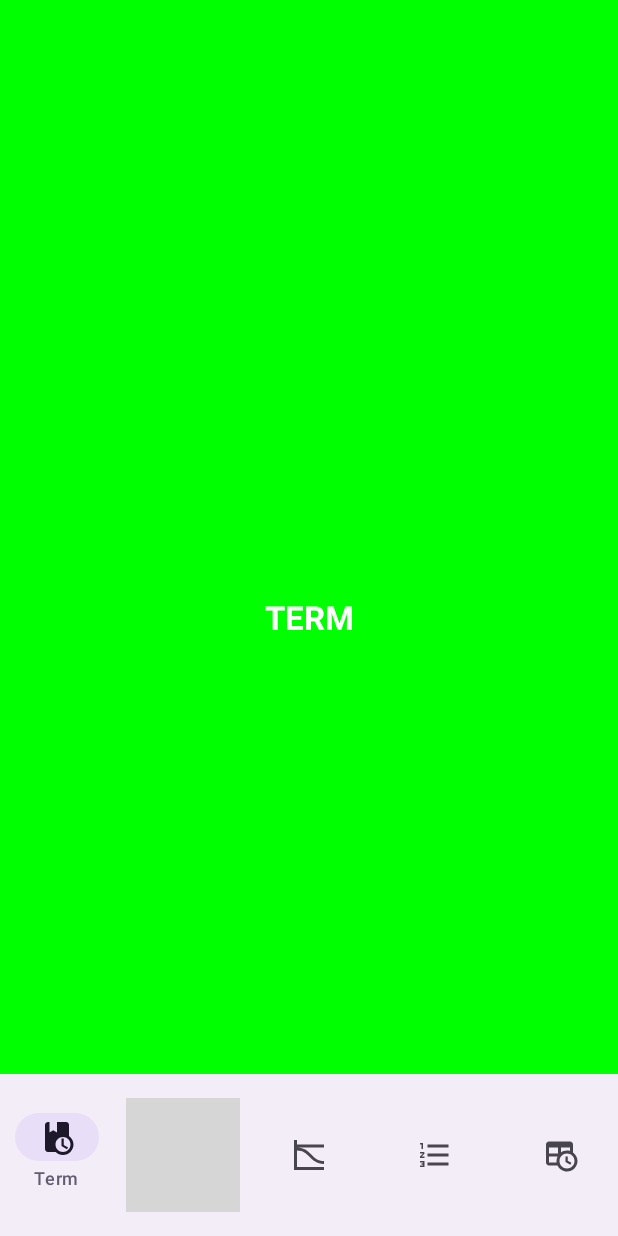
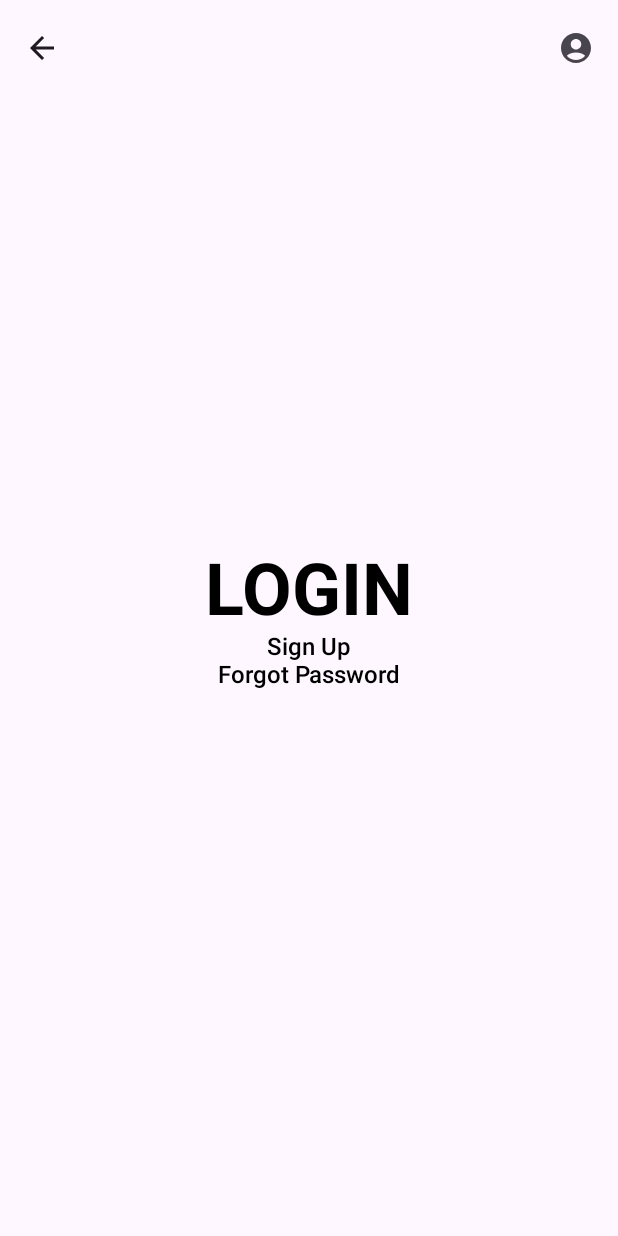
Before and after one commit to Programacion-NCapas-01-23/proyecto-final-grupo-de-trabajo-5-sec-02, an Android app built with Jetpack Compose: the @Preview function MainScreenPreview, on a phone screen of 412 x 824 dp. Run offline under Robolectric (Android 15) with nearby library versions, the phone set to English and light mode, and no system bars; grey boxes are pictures that could not be loaded.

Commit message:
unfinished navigation :1:

```diff
--- /dev/null
+++ b/Client/App/app/src/main/java/com/code_of_duty/u_tracker/ui/components/BottomBar.kt
@@ -0,0 +1,90 @@
+package com.code_of_duty.u_tracker.ui.components
+
+import androidx.compose.foundation.layout.Column
+import androidx.compose.foundation.layout.RowScope
+import androidx.compose.foundation.layout.fillMaxSize
+import androidx.compose.material3.Icon
+import androidx.compose.material3.NavigationBar
+import androidx.compose.material3.NavigationBarItem
+import androidx.compose.material3.Text
+import androidx.compose.runtime.Composable
+import androidx.compose.runtime.getValue
+import androidx.compose.ui.Modifier
+import androidx.compose.ui.res.painterResource
+import androidx.compose.ui.text.TextStyle
+import androidx.compose.ui.tooling.preview.Preview
+import androidx.navigation.NavDestination
+import androidx.navigation.NavDestination.Companion.hierarchy
+import androidx.navigation.NavGraph.Companion.findStartDestination
+import androidx.navigation.NavHostController
+import androidx.navigation.compose.currentBackStackEntryAsState
+import androidx.navigation.compose.rememberNavController
+import com.code_of_duty.u_tracker.ui.models.NavItems
+import com.code_of_duty.u_tracker.ui.theme.Typography
+
+@Composable
+fun BottomBar(navController: NavHostController) {
+    val screens = listOf (
+        NavItems.Pensum,
+        NavItems.Assesment,
+        NavItems.Term,
+        NavItems.CUM,
+        NavItems.Schedule,
+    )
+
+    val navBackStackEntry by navController.currentBackStackEntryAsState()
+    val currentDestination = navBackStackEntry?.destination
+
+    val bottomBarDestination = screens.any {it.route == currentDestination?.route} || currentDestination?.route == NavItems.Profile.route
+    if (bottomBarDestination) {
+        NavigationBar() {
+            screens.forEach { screen ->
+                AddItem(
+                    screen = screen,
+                    currentDestination = currentDestination,
+                    navController = navController)
+            }
+        }
+    }
+
+}
+
+@Composable
+fun RowScope.AddItem(
+    screen: NavItems,
+    currentDestination: NavDestination?,
+    navController: NavHostController
+) {
+    NavigationBarItem(
+        label = {
+            Text(
+                text = screen.name,
+                style = TextStyle(fontSize = Typography.labelSmall.fontSize)
+            )
+        },
+        icon = {
+            Icon(
+                painter = painterResource(id = screen.icon),
+                contentDescription = "Navigation Icon"
+            )
+        },
+        selected = currentDestination?.hierarchy?.any {
+            it.route == screen.route
+        } == true,
+        onClick = {
+            navController.navigate(screen.route){
+                popUpTo(navController.graph.findStartDestination().id)
+                launchSingleTop = true
+            }
+        },
+        alwaysShowLabel = false,
+    )
+}
+
+@Preview(showBackground = true)
+@Composable
+fun BottomBarPreview() {
+    Column(modifier = Modifier.fillMaxSize()) {
+        BottomBar(navController = rememberNavController())
+    }
+}
--- /dev/null
+++ b/Client/App/app/src/main/java/com/code_of_duty/u_tracker/ui/components/TopAppBar.kt
@@ -0,0 +1,124 @@
+package com.code_of_duty.u_tracker.ui.components
+
+import androidx.compose.foundation.layout.Spacer
+import androidx.compose.foundation.layout.width
+import androidx.compose.material.DropdownMenu
+import androidx.compose.material.DropdownMenuItem
+import androidx.compose.material.icons.Icons
+import androidx.navigation.compose.currentBackStackEntryAsState
+import androidx.compose.material.icons.filled.AccountCircle
+import androidx.compose.material.icons.filled.ArrowBack
+import androidx.compose.material.icons.filled.Menu
+import androidx.compose.material3.CenterAlignedTopAppBar
+import androidx.compose.material3.ExperimentalMaterial3Api
+import androidx.compose.material3.Icon
+import androidx.compose.material3.IconButton
+import androidx.compose.material3.IconToggleButton
+import androidx.compose.material3.MaterialTheme
+import androidx.compose.material3.Text
+import androidx.compose.material3.TopAppBarScrollBehavior
+import androidx.compose.runtime.Composable
+import androidx.compose.runtime.getValue
+import androidx.compose.runtime.mutableStateOf
+import androidx.compose.runtime.remember
+import androidx.compose.runtime.setValue
+import androidx.compose.ui.Modifier
+import androidx.compose.ui.res.painterResource
+import androidx.compose.ui.text.TextStyle
+import androidx.compose.ui.unit.dp
+import androidx.navigation.NavController
+import androidx.navigation.NavDestination
+import androidx.navigation.NavDestination.Companion.hierarchy
+import androidx.navigation.NavGraph.Companion.findStartDestination
+import androidx.navigation.NavHostController
+import androidx.navigation.NavOptionsBuilder
+import com.code_of_duty.u_tracker.R
+import com.code_of_duty.u_tracker.ui.graphs.Graph
+import com.code_of_duty.u_tracker.ui.models.NavItems
+import com.code_of_duty.u_tracker.ui.theme.Typography
+
+@OptIn(ExperimentalMaterial3Api::class)
+@Composable
+fun TopAppBar(navController: NavController, scrollBehavior: TopAppBarScrollBehavior) {
+
+    val currentBackStackEntry by navController.currentBackStackEntryAsState()
+    val currentDestination = currentBackStackEntry?.destination
+    val title = getTitleFromRoute(currentDestination?.route)
+    var showMenu by remember {
+        mutableStateOf(false)
+    }
+    CenterAlignedTopAppBar(
+        title = { Text(text = title,) },
+        navigationIcon = {
+            if(isInHomeNavGraph(currentDestination)){
+                IconButton(onClick = { showMenu = !showMenu }) {
+                    Icon(Icons.Filled.Menu, contentDescription = "Menu")
+                }
+              DropDownMenu(showMenu, {showMenu = false},navController = navController)
+
+            } else IconButton(onClick = { navController.popBackStack() }){Icon(Icons.Filled.ArrowBack, contentDescription = "Back")}
+        },
+        actions = {
+            var checked by remember { mutableStateOf(false) }
+//            IconToggleButton(checked = checked, onCheckedChange = { checked = it }) {
+//                if (checked) {
+//                    Icon(
+//                        painter = painterResource(id = NavItems.Profile.icon ),
+//                        contentDescription = "User Profile Selected"
+//                    )
+//                } else {
+//                    Icon(
+//                        painter = painterResource(id = R.drawable.outline_account_circle),
+//                        contentDescription = "User Profile"
+//                    )
+//                }
+//            }
+            IconButton(onClick = {
+                navController.navigate(NavItems.Profile.route){
+                popUpTo(navController.graph.findStartDestination().id)
+                launchSingleTop = true
+                }
+            }) {
+                Icon(
+                    painter = painterResource(id = NavItems.Profile.icon),
+                    contentDescription = "User Profile"
+                )
+            }
+        },
+//        colors = TopAppBarDefaults.centerAlignedTopAppBarColors(
+//            containerColor = MaterialTheme.colorScheme.surfaceColorAtElevation(3.dp)
+//        ),
+        scrollBehavior = scrollBehavior
+    )
+}
+
+private fun getTitleFromRoute(route: String?): String {
+
+    val screens = listOf (
+        NavItems.Pensum,
+        NavItems.Assesment,
+        NavItems.Term,
+        NavItems.CUM,
+        NavItems.Schedule,
+        NavItems.Profile
+    )
+
+    val matchingScreen = screens.find { it.route == route }
+    return matchingScreen?.name ?: ""
+}
+
+private fun isInHomeNavGraph(destination: NavDestination?): Boolean {
+    val screens = listOf (
+        NavItems.Pensum,
+        NavItems.Assesment,
+        NavItems.Term,
+        NavItems.CUM,
+        NavItems.Schedule,
+        NavItems.Profile
+
+    )
+
+    return destination?.hierarchy?.any { screen ->
+        screens.any { it.route == screen.route }
+    } == true
+}
--- a/Client/App/app/src/main/java/com/code_of_duty/u_tracker/ui/graphs/AuthNavGraph.kt
+++ b/Client/App/app/src/main/java/com/code_of_duty/u_tracker/ui/graphs/AuthNavGraph.kt
@@ -1,10 +1,10 @@
 package com.code_of_duty.u_tracker.ui.graphs
 
-import androidx.navigation.NavController
 import androidx.navigation.NavGraphBuilder
 import androidx.navigation.NavHostController
 import androidx.navigation.compose.composable
 import androidx.navigation.navigation
+import com.code_of_duty.u_tracker.ui.models.NavItems
 import com.code_of_duty.u_tracker.ui.screens.login.LoginContent
 import com.code_of_duty.u_tracker.ui.screens.ScreenContent
 
@@ -13,10 +13,10 @@ fun NavGraphBuilder.authNavGraph(navController: NavHostController) {
         route = Graph.AUTHENTICATION,
         startDestination = AuthScreen.Login.route
     ) {
+        homeNavGraph( navController = navController)
         composable(route = AuthScreen.Login.route) {
             LoginContent(
                 onClick = {
-                    navController.popBackStack()
                     navController.navigate(Graph.HOME)
                 },
                 onSignUpClick = {
--- a/Client/App/app/src/main/java/com/code_of_duty/u_tracker/ui/graphs/HomeNavGraph.kt
+++ b/Client/App/app/src/main/java/com/code_of_duty/u_tracker/ui/graphs/HomeNavGraph.kt
@@ -1,46 +1,49 @@
 package com.code_of_duty.u_tracker.ui.graphs
 
-import androidx.compose.runtime.Composable
 import androidx.navigation.NavGraphBuilder
 import androidx.navigation.NavHostController
-import androidx.navigation.compose.NavHost
 import androidx.navigation.compose.composable
 import androidx.navigation.navigation
 
-import com.code_of_duty.u_tracker.ui.models.BottomNavItems
+import com.code_of_duty.u_tracker.ui.models.NavItems
 import com.code_of_duty.u_tracker.ui.screens.ScreenContent
-import com.code_of_duty.u_tracker.ui.screens.assesment.AssesmentScreen
 import com.code_of_duty.u_tracker.ui.screens.cum.CUMScreen
 import com.code_of_duty.u_tracker.ui.screens.pensum.PensumScreen
 import com.code_of_duty.u_tracker.ui.screens.schedule.ScheduleScreen
 import com.code_of_duty.u_tracker.ui.screens.term.TermScreen
+import com.code_of_duty.u_tracker.ui.screens.profile.ProfileScreen
 
-@Composable
-fun HomeBottomNavGraph(navController: NavHostController) {
-    NavHost(
-        navController = navController,
+fun NavGraphBuilder.homeNavGraph(navController: NavHostController) {
+    navigation(
         route = Graph.HOME,
-        startDestination = BottomNavItems.Term.route
+        startDestination = NavItems.Term.route
     ) {
-        composable(route = BottomNavItems.Schedule.route){
+        composable(route = NavItems.Schedule.route){
             ScheduleScreen()
         }
-        composable(route = BottomNavItems.Assesment.route){
+        composable(route = NavItems.Assesment.route){
             ScreenContent(
-                name = BottomNavItems.Assesment.route,
+                name = NavItems.Assesment.route,
                 onClick = {
                     navController.navigate(Graph.DETAILS)
                 }
             )
         }
-        composable(route = BottomNavItems.CUM.route){
+        composable(route = NavItems.CUM.route){
             CUMScreen()
         }
-        composable(route = BottomNavItems.Term.route){
+        composable(route = NavItems.Term.route){
             TermScreen()
         }
-        composable(route = BottomNavItems.Pensum.route){
+        composable(route = NavItems.Pensum.route){
             PensumScreen()
+        }
+        composable(route = NavItems.Profile.route){
+            ProfileScreen()
+        }
+        composable(route = NavItems.Logout.route) {
+            navController.clearBackStack(Graph.AUTHENTICATION)
+            navController.navigate(Graph.AUTHENTICATION)
         }
         detailsNavGraph(navController = navController)
     }
--- a/Client/App/app/src/main/java/com/code_of_duty/u_tracker/ui/graphs/RootNavGraph.kt
+++ b/Client/App/app/src/main/java/com/code_of_duty/u_tracker/ui/graphs/RootNavGraph.kt
@@ -13,9 +13,9 @@ fun RootNavigationGraph(navController: NavHostController) {
         route = Graph.ROOT,
         startDestination = Graph.AUTHENTICATION
     ) {
-        authNavGraph(navController = navController)
+        authNavGraph(navController = navController) // Llama al authNavGraph
         composable(route = Graph.HOME) {
-            MainScreen();
+            MainScreen()
         }
     }
 }
--- a/Client/App/app/src/main/java/com/code_of_duty/u_tracker/ui/screens/main/MainScreen.kt
+++ b/Client/App/app/src/main/java/com/code_of_duty/u_tracker/ui/screens/main/MainScreen.kt
@@ -1,96 +1,32 @@
 package com.code_of_duty.u_tracker.ui.screens.main
 
 import android.annotation.SuppressLint
-import androidx.compose.foundation.layout.RowScope
 import androidx.compose.material3.ExperimentalMaterial3Api
-import androidx.compose.material3.Icon
 import androidx.compose.material3.Scaffold
-import androidx.compose.material3.Text
+import androidx.compose.material3.TopAppBarDefaults
 import androidx.compose.runtime.Composable
-import androidx.compose.runtime.getValue
-import androidx.compose.material3.NavigationBar
-import androidx.compose.material3.NavigationBarItem
-import androidx.compose.ui.graphics.vector.ImageVector
-import androidx.compose.ui.res.painterResource
+import androidx.compose.ui.Modifier
+import androidx.compose.ui.input.nestedscroll.nestedScroll
 import androidx.compose.ui.tooling.preview.Preview
-import androidx.navigation.NavDestination
-import androidx.navigation.NavDestination.Companion.hierarchy
-import androidx.navigation.NavGraph.Companion.findStartDestination
 import androidx.navigation.NavHostController
-import androidx.navigation.compose.currentBackStackEntryAsState
 import androidx.navigation.compose.rememberNavController
-
-import com.code_of_duty.u_tracker.ui.models.BottomNavItems
-import com.code_of_duty.u_tracker.ui.graphs.HomeBottomNavGraph
+import com.code_of_duty.u_tracker.ui.components.BottomBar
+import com.code_of_duty.u_tracker.ui.components.TopAppBar
+import com.code_of_duty.u_tracker.ui.graphs.RootNavigationGraph
 
 @SuppressLint("UnusedMaterial3ScaffoldPaddingParameter")
 @OptIn(ExperimentalMaterial3Api::class)
 
 @Composable
 fun MainScreen (navController: NavHostController = rememberNavController()) {
-    val navController = rememberNavController()
+    val scrollBehavior = TopAppBarDefaults.pinnedScrollBehavior()
     Scaffold(
+        modifier = Modifier.nestedScroll(scrollBehavior.nestedScrollConnection),
+        topBar = { TopAppBar(navController = navController, scrollBehavior = scrollBehavior)},
         bottomBar = { BottomBar(navController = navController) }
     ) {
-        HomeBottomNavGraph(navController = navController)
+        RootNavigationGraph(navController = navController)
     }
-}
-
-@Composable
-fun BottomBar(navController: NavHostController) {
-    val screens = listOf (
-        BottomNavItems.Term,
-        BottomNavItems.Pensum,
-        BottomNavItems.CUM,
-        BottomNavItems.Assesment,
-        BottomNavItems.Schedule
-    )
-
-    val navBackStackEntry by navController.currentBackStackEntryAsState()
-    val currentDestination = navBackStackEntry?.destination
-
-    val BottomBarDestination = screens.any {it.route == currentDestination?.route}
-    if (BottomBarDestination) {
-        NavigationBar() {
-            screens.forEach { screen ->
-                AddItem(
-                    screen = screen,
-                    currentDestination = currentDestination,
-                    navController = navController)
-            }
-        }
-    }
-
-}
-
-@Composable
-fun RowScope.AddItem(
-    screen: BottomNavItems,
-    currentDestination: NavDestination?,
-    navController: NavHostController
-) {
-    NavigationBarItem(
-        label = {
-            Text(text = screen.name)
-        },
-        icon = {
-            Icon(
-                painter = painterResource(id = screen.icon),
-                contentDescription = "Navigation Icon"
-            )
-        },
-        selected = currentDestination?.hierarchy?.any {
-            it.route == screen.route
-        } == true,
-        onClick = {
-            navController.navigate(screen.route){
-                popUpTo(navController.graph.findStartDestination().id)
-                launchSingleTop = true
-            }
-        },
-        alwaysShowLabel = false,
-
-        )
 }
 
 @Preview
--- /dev/null
+++ b/Client/App/app/src/main/res/drawable/account_circle.xml
@@ -0,0 +1,5 @@
+<vector android:height="24dp" android:tint="#000000"
+    android:viewportHeight="24" android:viewportWidth="24"
+    android:width="24dp" xmlns:android="http://schemas.android.com/apk/res/android">
+    <path android:fillColor="@android:color/white" android:pathData="M12,2C6.48,2 2,6.48 2,12s4.48,10 10,10s10,-4.48 10,-10S17.52,2 12,2zM12,6c1.93,0 3.5,1.57 3.5,3.5S13.93,13 12,13s-3.5,-1.57 -3.5,-3.5S10.07,6 12,6zM12,20c-2.03,0 -4.43,-0.82 -6.14,-2.88C7.55,15.8 9.68,15 12,15s4.45,0.8 6.14,2.12C16.43,19.18 14.03,20 12,20z"/>
+</vector>
--- /dev/null
+++ b/Client/App/app/src/main/res/drawable/dark_mode.xml
@@ -0,0 +1,5 @@
+<vector android:height="24dp" android:tint="#000000"
+    android:viewportHeight="24" android:viewportWidth="24"
+    android:width="24dp" xmlns:android="http://schemas.android.com/apk/res/android">
+    <path android:fillColor="@android:color/white" android:pathData="M12,3c-4.97,0 -9,4.03 -9,9s4.03,9 9,9s9,-4.03 9,-9c0,-0.46 -0.04,-0.92 -0.1,-1.36c-0.98,1.37 -2.58,2.26 -4.4,2.26c-2.98,0 -5.4,-2.42 -5.4,-5.4c0,-1.81 0.89,-3.42 2.26,-4.4C12.92,3.04 12.46,3 12,3L12,3z"/>
+</vector>
--- /dev/null
+++ b/Client/App/app/src/main/res/drawable/logout.xml
@@ -0,0 +1,5 @@
+<vector android:autoMirrored="true" android:height="24dp"
+    android:tint="#000000" android:viewportHeight="24"
+    android:viewportWidth="24" android:width="24dp" xmlns:android="http://schemas.android.com/apk/res/android">
+    <path android:fillColor="@android:color/white" android:pathData="M17,7l-1.41,1.41L18.17,11H8v2h10.17l-2.58,2.58L17,17l5,-5zM4,5h8V3H4c-1.1,0 -2,0.9 -2,2v14c0,1.1 0.9,2 2,2h8v-2H4V5z"/>
+</vector>
--- /dev/null
+++ b/Client/App/app/src/main/res/drawable/outline_account_circle.xml
@@ -0,0 +1,6 @@
+<vector android:height="24dp" android:tint="#000000"
+    android:viewportHeight="24" android:viewportWidth="24"
+    android:width="24dp" xmlns:android="http://schemas.android.com/apk/res/android">
+    <path android:fillColor="@android:color/white" android:pathData="M12,2C6.48,2 2,6.48 2,12s4.48,10 10,10s10,-4.48 10,-10S17.52,2 12,2zM7.35,18.5C8.66,17.56 10.26,17 12,17s3.34,0.56 4.65,1.5C15.34,19.44 13.74,20 12,20S8.66,19.44 7.35,18.5zM18.14,17.12L18.14,17.12C16.45,15.8 14.32,15 12,15s-4.45,0.8 -6.14,2.12l0,0C4.7,15.73 4,13.95 4,12c0,-4.42 3.58,-8 8,-8s8,3.58 8,8C20,13.95 19.3,15.73 18.14,17.12z"/>
+    <path android:fillColor="@android:color/white" android:pathData="M12,6c-1.93,0 -3.5,1.57 -3.5,3.5S10.07,13 12,13s3.5,-1.57 3.5,-3.5S13.93,6 12,6zM12,11c-0.83,0 -1.5,-0.67 -1.5,-1.5S11.17,8 12,8s1.5,0.67 1.5,1.5S12.83,11 12,11z"/>
+</vector>
```
Also changed, not shown: Client/App/app/src/main/java/com/code_of_duty/u_tracker/ui/components/DropdownMenu.kt (added, +44 -0 lines), Client/App/app/src/main/java/com/code_of_duty/u_tracker/ui/models/BottomNavItems.kt (deleted, +0 -41 lines), Client/App/app/src/main/java/com/code_of_duty/u_tracker/ui/models/NavItems.kt (added, +52 -0 lines), Client/App/app/src/main/java/com/code_of_duty/u_tracker/ui/screens/profile/ProfileScreen.kt (added, +36 -0 lines).
